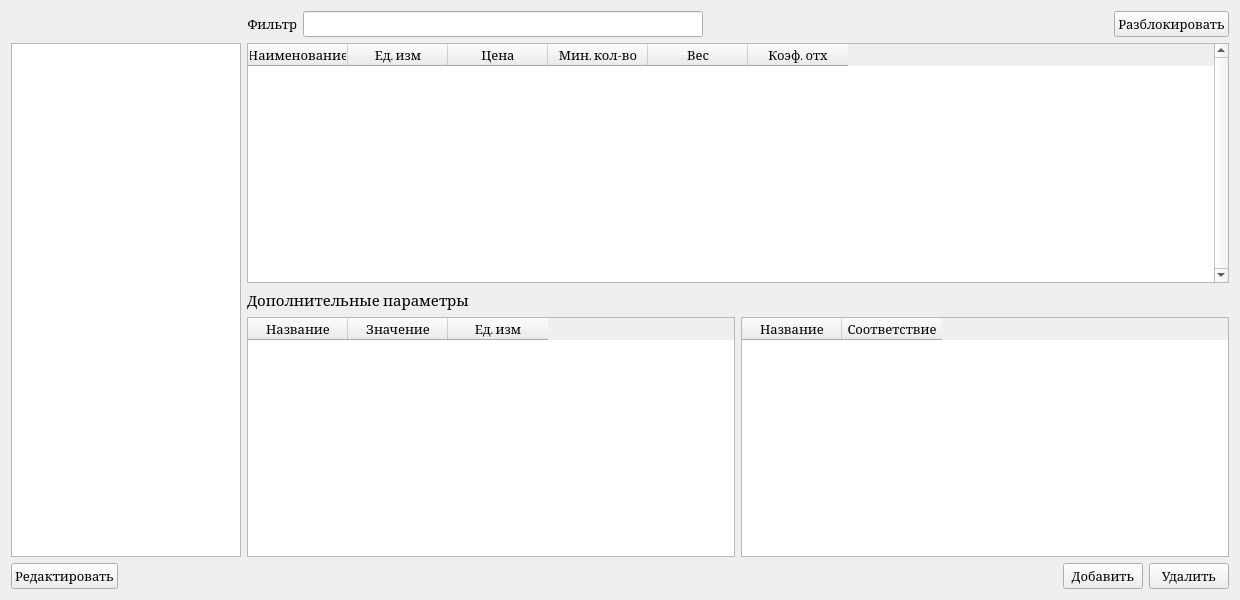
Qt form materialswindow.ui (Keqy/Matterhorn-materials) before a commit.
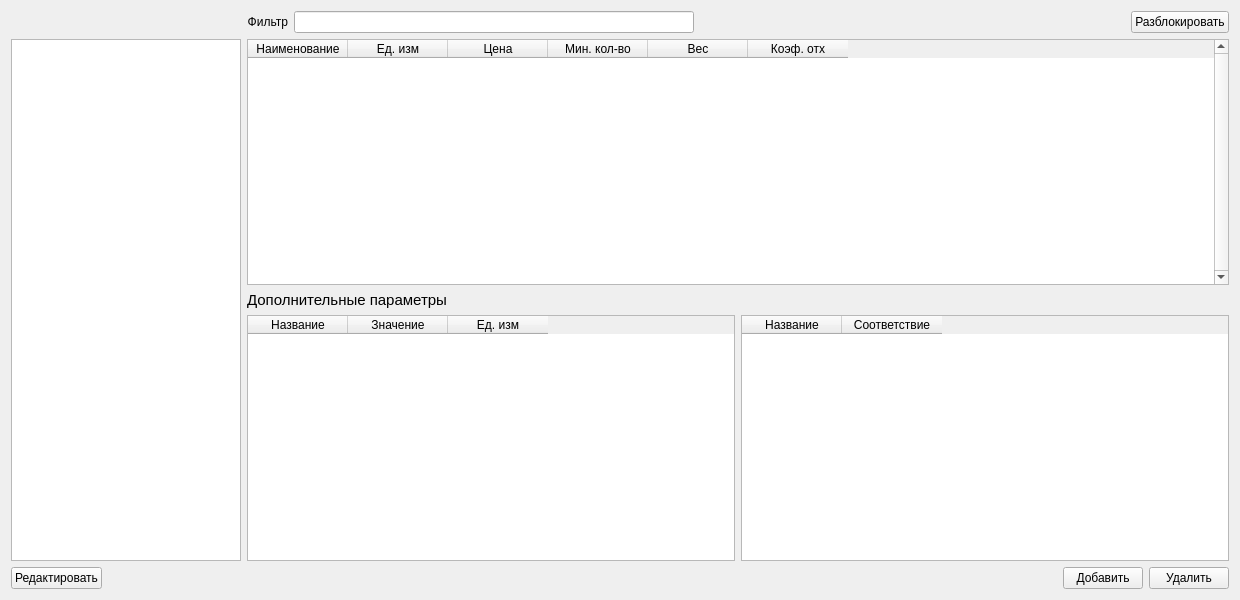
The same form after that commit. Icons and pictures are not drawn.

Commit message: feat: Add the materialsTreeWidget edit dialog

```diff
--- a/materialswindow.ui
+++ b/materialswindow.ui
@@ -30,8 +30,8 @@
   </property>
   <property name="font">
    <font>
-    <family>Cambria</family>
-    <pointsize>10</pointsize>
+    <family>Segoe UI</family>
+    <pointsize>9</pointsize>
    </font>
   </property>
   <property name="windowTitle">
@@ -246,7 +246,7 @@
         <widget class="QLabel" name="label_2">
          <property name="font">
           <font>
-           <family>Cambria</family>
+           <family>Segoe UI</family>
            <pointsize>11</pointsize>
           </font>
          </property>
```
The commit also changes 7 other files.
